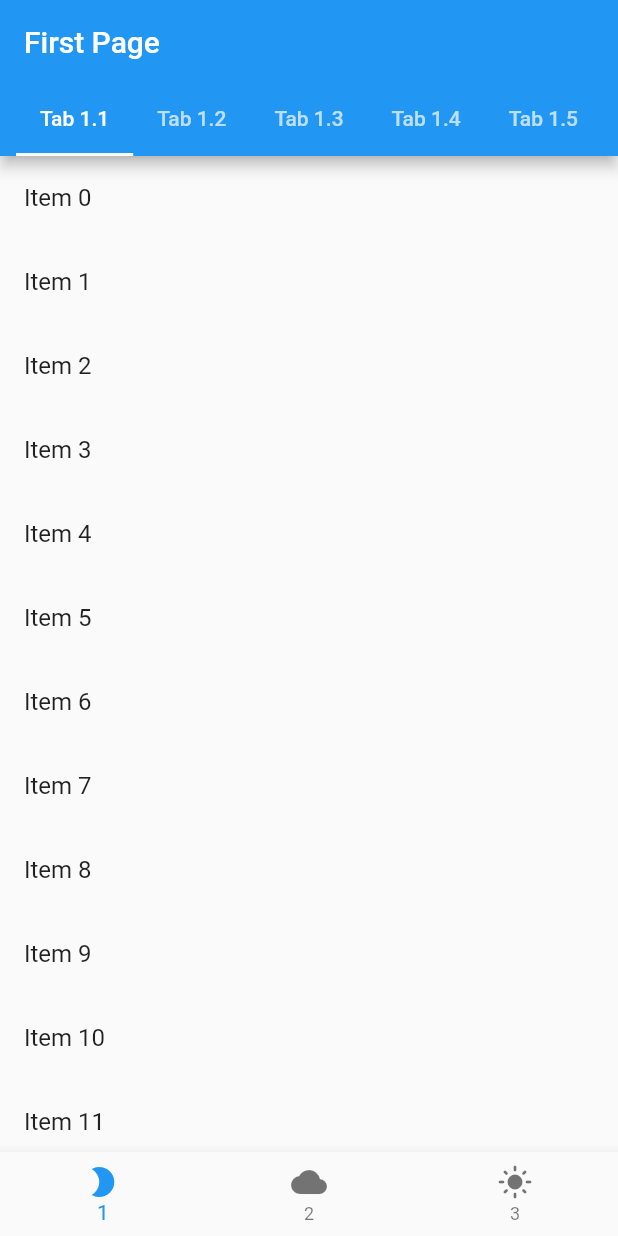
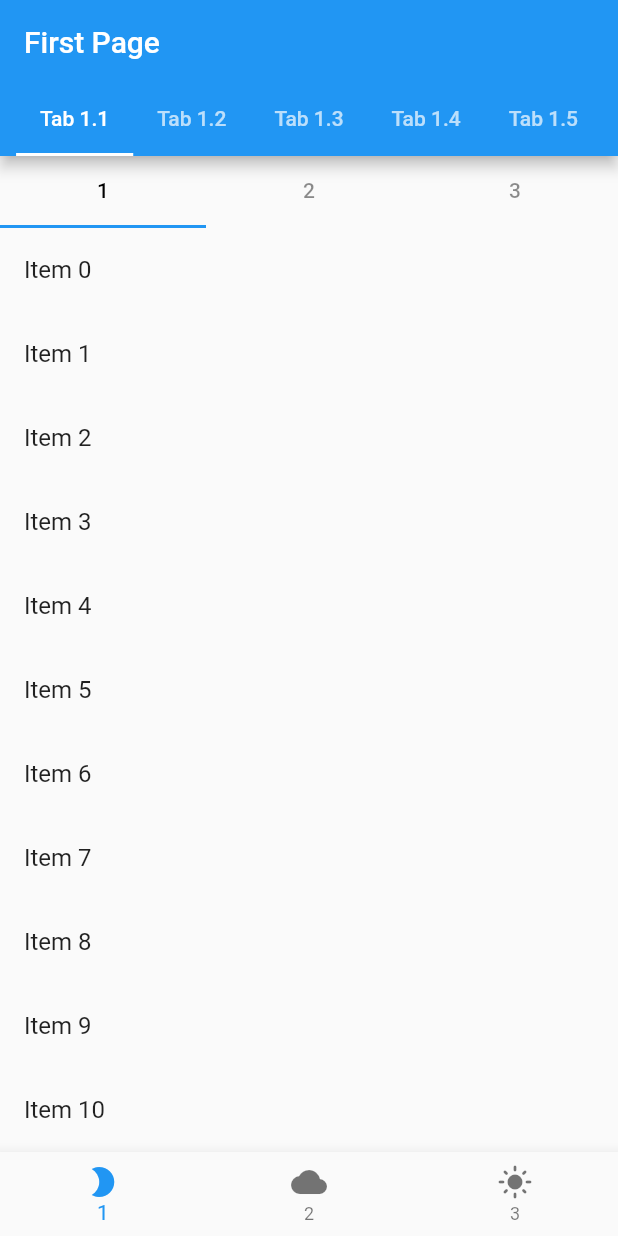
Before and after one commit to hgraceb/nested_scroll_views, a Flutter app: the screen it shows after launch, on a phone screen of 412 x 824 dp. Run offline on Flutter 3.47's test engine with Material 2 defaults, Android fonts, the phone set to English and light mode, and no system bars.

Commit message:
chore: update example

```diff
--- a/example/lib/main.dart
+++ b/example/lib/main.dart
@@ -133,6 +133,7 @@ class FirstPage extends StatefulWidget {
 
 class _FirstPageState extends State<FirstPage> {
   final _tabs = ['Tab 1.1', 'Tab 1.2', 'Tab 1.3', 'Tab 1.4', 'Tab 1.5'];
+  final _subTabs = ['1', '2', '3'];
   final _items = List<String>.generate(100, (i) => 'Item $i');
 
   @override
@@ -148,8 +149,8 @@ class _FirstPageState extends State<FirstPage> {
           ),
         ),
         body: NestedTabBarView(
-          children: _tabs.map((tab) {
-            return ListView.builder(
+          children: List.generate(_tabs.length, (index) {
+            final list = ListView.builder(
               itemCount: _items.length,
               prototypeItem: ListTile(
                 title: Text(_items.first),
@@ -160,6 +161,26 @@ class _FirstPageState extends State<FirstPage> {
                 );
               },
             );
+            if (index % 2 == 0) {
+              return DefaultTabController(
+                length: _subTabs.length,
+                child: Column(
+                  children: <Widget>[
+                    TabBar(
+                      labelColor: Colors.black,
+                      unselectedLabelColor: Colors.black45,
+                      tabs: _subTabs.map((tab) => Tab(text: tab)).toList(),
+                    ),
+                    Expanded(
+                      child: NestedTabBarView(
+                        children: _subTabs.map((_) => list).toList(),
+                      ),
+                    ),
+                  ],
+                ),
+              );
+            }
+            return list;
           }).toList(),
         ),
       ),
```
Also changed, not shown: media/NestedPageView.gif (added), media/NestedSingleChildScrollView.gif (added), media/NestedTabBarView.gif (added), media/example.gif (deleted), 1 other file.
